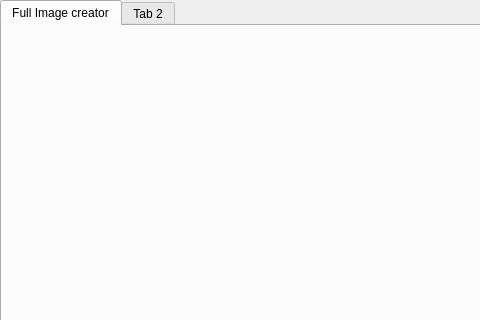
First picture: the form in Source/UiFiles/recorder.ui, repository SuperSpaceEye/LifeEngineExtended, before the edit; both pictures show x 0 to 480 and y 0 to 320 of the 900 by 674 pixel window.
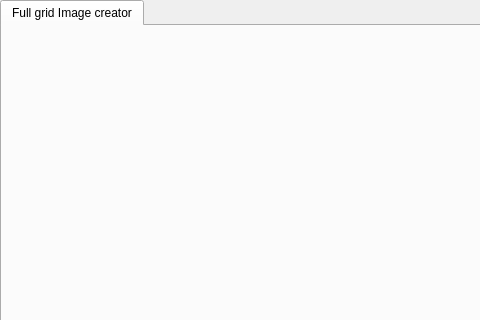
Second picture: the form after the edit.

Commit message: It's now really done.

Diff of the .ui file:
```diff
--- a/Source/UiFiles/recorder.ui
+++ b/Source/UiFiles/recorder.ui
@@ -33,7 +33,7 @@
      </property>
      <widget class="QWidget" name="full_image_creator">
       <attribute name="title">
-       <string>Full Image creator</string>
+       <string>Full grid Image creator</string>
       </attribute>
       <layout class="QVBoxLayout" name="verticalLayout_2">
        <item>
@@ -85,11 +85,6 @@
        </item>
       </layout>
      </widget>
-     <widget class="QWidget" name="tab_2">
-      <attribute name="title">
-       <string>Tab 2</string>
-      </attribute>
-     </widget>
     </widget>
    </item>
   </layout>
```
The commit also changes 2 other files.
